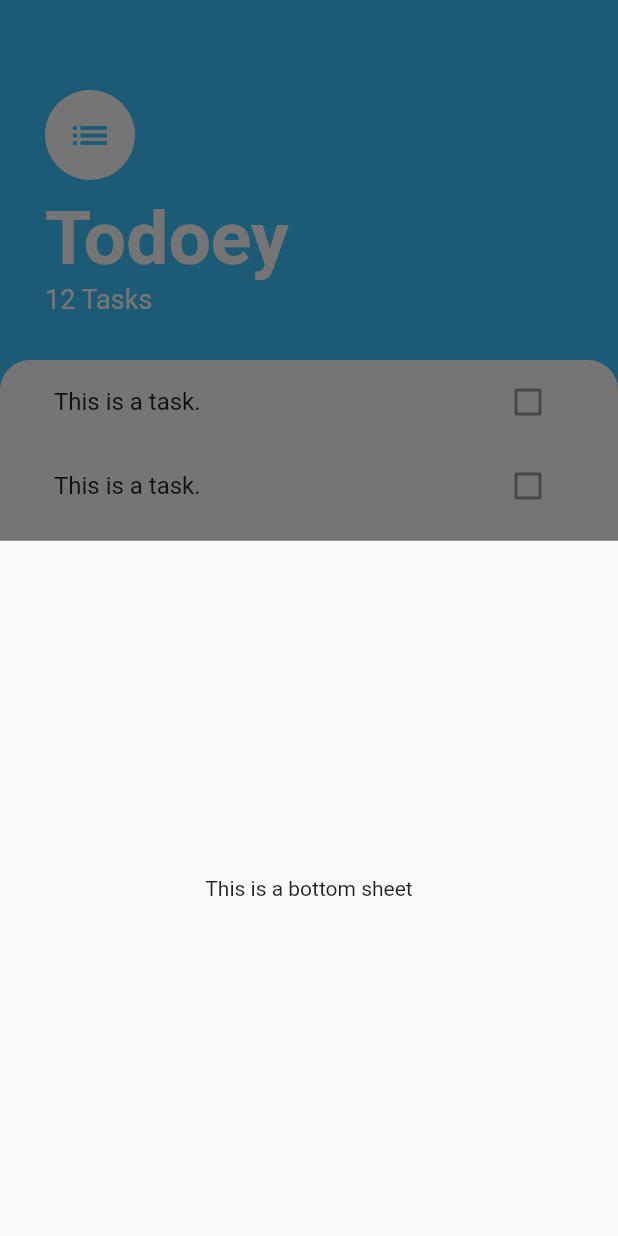
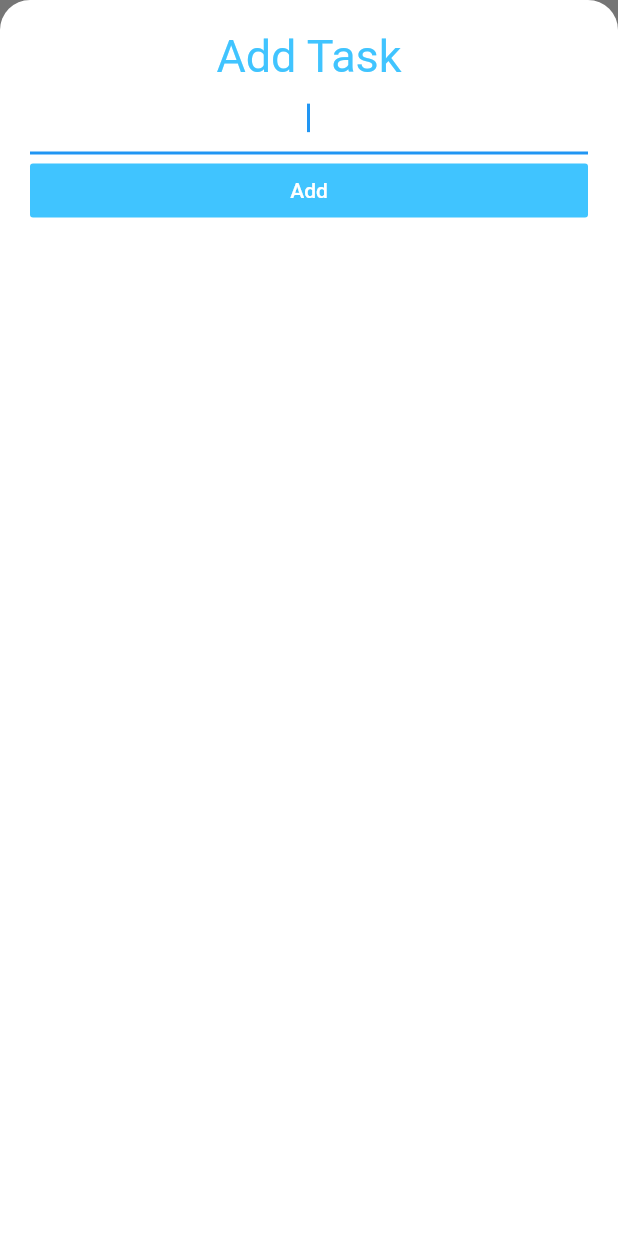
Before and after one commit to rafaelwms/todoey_flutter, a Flutter app: the screen it shows after launch, after a tap on the "add" icon, on a phone screen of 412 x 824 dp. Run offline on Flutter 3.47's test engine with Material 2 defaults, Android fonts, the phone set to English and light mode, and no system bars.

Commit message:
Add Task Modal

```diff
--- /dev/null
+++ b/lib/screens/add_task_screen.dart
@@ -0,0 +1,50 @@
+import 'package:flutter/material.dart';
+
+class AddTaskScreen extends StatelessWidget {
+
+
+
+  @override
+  Widget build(BuildContext context) {
+    return Container(
+      color: Color(0xff757575),
+      child: Container(
+        padding: EdgeInsets.all(20.0),
+        decoration: BoxDecoration(
+          color: Colors.white,
+          borderRadius: BorderRadius.only(
+            topLeft: Radius.circular(20.0),
+            topRight: Radius.circular(20.0),
+          )
+        ),
+        child: Column(
+          crossAxisAlignment: CrossAxisAlignment.stretch,
+          children: <Widget>[
+            Text('Add Task',
+                textAlign: TextAlign.center,
+                style: TextStyle(
+                  fontSize: 30.0,
+                color: Colors.lightBlueAccent)
+      ),
+        TextField(
+          autofocus: true,
+          textAlign: TextAlign.center,
+
+        ),
+            FlatButton(
+              onPressed: (){
+
+              },
+              color: Colors.lightBlueAccent,
+              child: Text('Add',
+                style: TextStyle(
+                  color: Colors.white
+                ),
+              ),
+            )
+          ],
+        ),
+      ),
+    );
+  }
+}
--- a/lib/screens/tasks_screen.dart
+++ b/lib/screens/tasks_screen.dart
@@ -1,15 +1,9 @@
 import 'package:flutter/material.dart';
 import 'package:todoeyflutter/widgets/tasks_list.dart';
+import 'add_task_screen.dart';
 
 class TasksScreen extends StatelessWidget {
 
-  Widget buildBottomSheet(BuildContext context){
-    return Container(
-      child: Center(
-        child: Text('This is a bottom sheet'),
-      ),
-    );
-  }
 
   @override
   Widget build(BuildContext context) {
@@ -18,7 +12,11 @@ class TasksScreen extends StatelessWidget {
       floatingActionButton: FloatingActionButton(
         backgroundColor: Colors.lightBlueAccent,
         onPressed: (){
-          showModalBottomSheet(context: context, builder: buildBottomSheet);
+          showModalBottomSheet(
+              context: context,
+              isScrollControlled: true,
+              builder: (context) => AddTaskScreen()
+          );
         },
         child: Icon(Icons.add),
       ),
```
Also changed, not shown: pubspec.lock.
